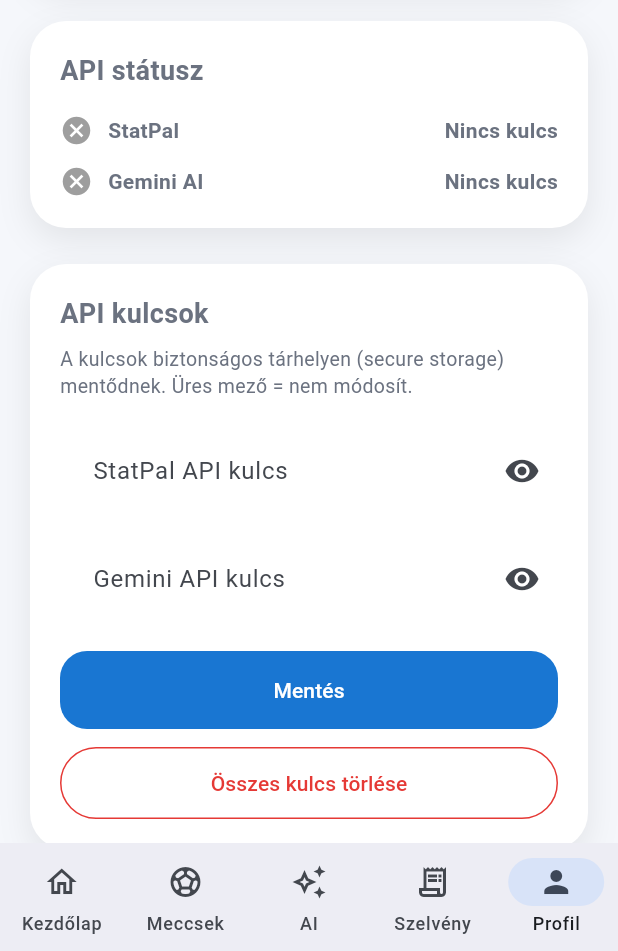
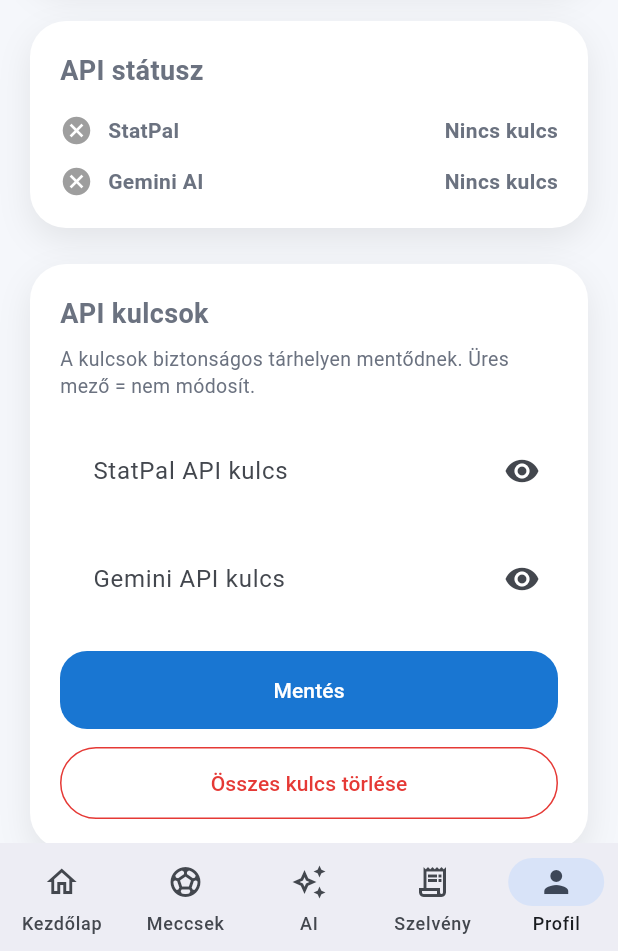
Before and after one commit to apagyizsolt6-ship-it/zsolt_ai_pro_3, a Flutter app: the screen it shows after launch, item 5 of the bottom bar chosen, on a phone screen of 412 x 824 dp, the part 285-1236 px from its top. Run offline on Flutter 3.47's test engine with Material 3 defaults, Android fonts, the phone set to English and light mode, and no system bars; our stand-ins replace flutter_secure_storage.

Commit message:
Update profile_screen.dart

```diff
--- a/lib/screens/profile_screen.dart
+++ b/lib/screens/profile_screen.dart
@@ -276,8 +276,7 @@ class _ProfileScreenState extends State<ProfileScreen> {
           ),
           const SizedBox(height: 8),
           const Text(
-            'A kulcsok biztonságos tárhelyen (secure storage) mentődnek. '
-            'Üres mező = nem módosít.',
+            'A kulcsok biztonságos tárhelyen mentődnek. Üres mező = nem módosít.',
             style: TextStyle(
               color: AppColors.textSecondary,
               fontSize: 13,
@@ -290,10 +289,13 @@ class _ProfileScreenState extends State<ProfileScreen> {
             obscureText: _obscureStatPal,
             decoration: InputDecoration(
               labelText: 'StatPal API kulcs',
-              hintText: _hasStatPal ? '•••••••• (már mentve)' : 'Írd be a kulcsot',
+              hintText:
+                  _hasStatPal ? '•••••••• (már mentve)' : 'Írd be a kulcsot',
               suffixIcon: IconButton(
                 icon: Icon(
-                  _obscureStatPal ? Icons.visibility : Icons.visibility_off,
+                  _obscureStatPal
+                      ? Icons.visibility
+                      : Icons.visibility_off,
                 ),
                 onPressed: () {
                   setState(() => _obscureStatPal = !_obscureStatPal);
@@ -307,10 +309,13 @@ class _ProfileScreenState extends State<ProfileScreen> {
             obscureText: _obscureGemini,
             decoration: InputDecoration(
               labelText: 'Gemini API kulcs',
-              hintText: _hasGemini ? '•••••••• (már mentve)' : 'Írd be a kulcsot',
+              hintText:
+                  _hasGemini ? '•••••••• (már mentve)' : 'Írd be a kulcsot',
               suffixIcon: IconButton(
                 icon: Icon(
-                  _obscureGemini ? Icons.visibility : Icons.visibility_off,
+                  _obscureGemini
+                      ? Icons.visibility
+                      : Icons.visibility_off,
                 ),
                 onPressed: () {
                   setState(() => _obscureGemini = !_obscureGemini);
@@ -380,7 +385,7 @@ class _ProfileScreenState extends State<ProfileScreen> {
           ),
           const SizedBox(height: 12),
           Text(
-            '${AppConstants.appName}  v${AppConstants.version}',
+            '\( {AppConstants.appName}  v \){AppConstants.version}',
             style: const TextStyle(fontWeight: FontWeight.w600),
           ),
           const SizedBox(height: 6),
```
